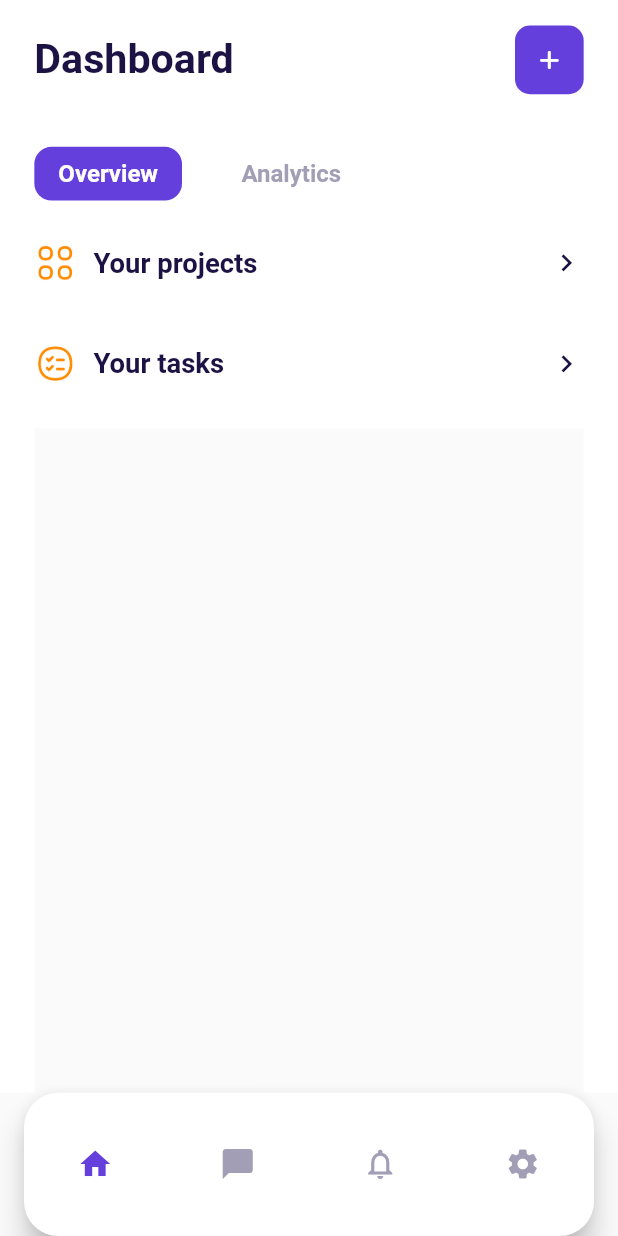
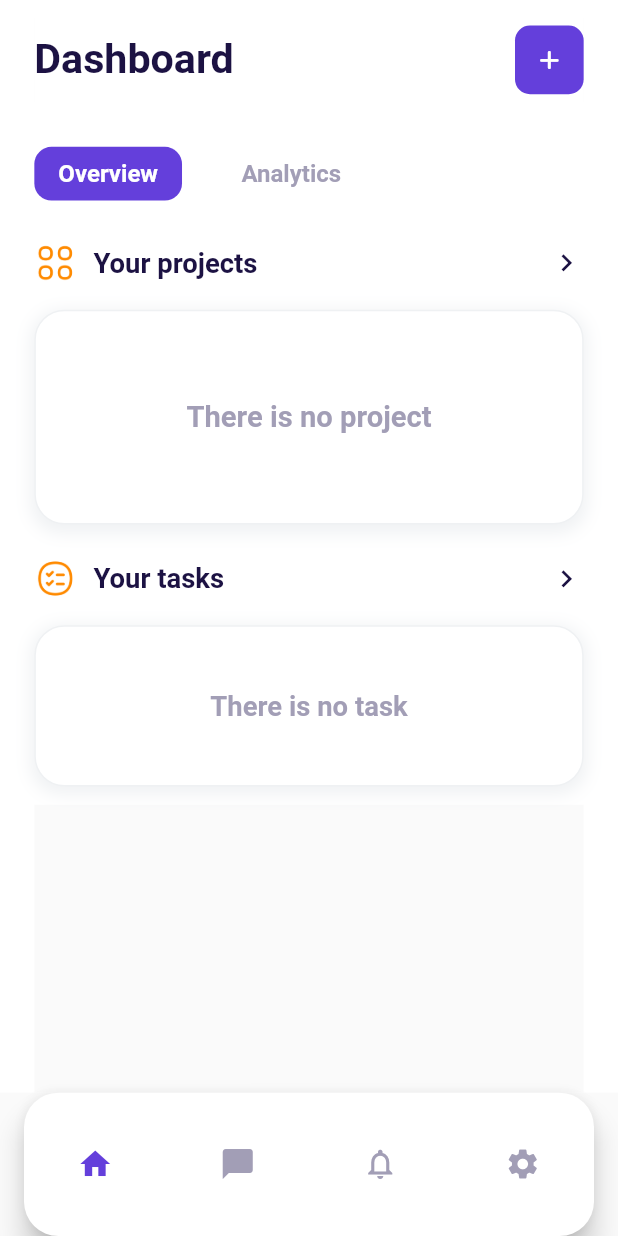
Before and after one commit to brumble9401/project_management_flutter_app, a Flutter app: the screen it shows once a user with an empty profile is signed in, on a phone screen of 412 x 824 dp. Run offline on Flutter 3.47's test engine with Material 2 defaults, Android fonts, the phone set to English and light mode, and no system bars; drawn by our look-alikes of custom_navigation_bar; our stand-ins replace bloc, cloud_firestore, dio, equatable, file_picker, firebase_auth and 10 more; missing offline and left inert: dropdown_model_list, flutter_quill; accounts and stored records are empty.

Commit message:
dashboard changing, choose workspace, show if there is no project or task

```diff
--- a/lib/views/dashboard/dashboard.dart
+++ b/lib/views/dashboard/dashboard.dart
@@ -83,7 +83,11 @@
                 ),
               ),
             ),
-            body: SingleChildScrollView(
+            body: Container(
+              decoration: const BoxDecoration(
+                color: white,
+              ),
+              child: SingleChildScrollView(
                 child: Container(
                   width: double.infinity,
                   padding: EdgeInsets.only(top: 20.h),
@@ -112,6 +116,7 @@
             ),
           ),
         ),
+      ),
     );
   }
 
@@ -131,13 +136,16 @@
               .toList();
           DropListModel workspaces = DropListModel(options);
           OptionItem optionItemSelected = OptionItem(title: "Select workspace");
-          // if (options.isNotEmpty) {
-          //   optionItemSelected = workspaceUid != ""
-          //       ? options.firstWhere((item) => item.id == workspaceUid)
-          //       : OptionItem(title: "Select workspace");
-          // } else {
-          //   optionItemSelected = OptionItem(title: "Select workspace");
-          // }
+          if (options.isNotEmpty) {
+            if (workspaceUid != "") {
+              optionItemSelected =
+                  options.firstWhere((item) => item.id == workspaceUid);
+            } else {
+              optionItemSelected = OptionItem(title: "Select workspace");
+            }
+          } else {
+            optionItemSelected = OptionItem(title: "Select workspace");
+          }
           return SelectDropList(
             itemSelected: optionItemSelected,
             dropListModel: workspaces,
--- a/lib/views/dashboard/overview.dart
+++ b/lib/views/dashboard/overview.dart
@@ -5,12 +5,14 @@
 import 'package:pma_dclv/data/models/task/task_model.dart';
 import 'package:pma_dclv/theme/theme.dart';
 import 'package:pma_dclv/views/routes/route_name.dart';
+import 'package:pma_dclv/views/widgets/card/project/no_project_card.dart';
+import 'package:pma_dclv/views/widgets/card/task/no_task_card.dart';
 import 'package:pma_dclv/views/widgets/card/project_card.dart';
-import 'package:pma_dclv/views/widgets/card/task_card.dart';
 
 import '../../data/models/project/project_model.dart';
 import '../../view-model/projects/project_cubit.dart';
 import '../../view-model/tasks/task_cubit.dart';
+import '../widgets/card/task/task_card.dart';
 
 class MyOverView extends StatefulWidget {
   const MyOverView({
@@ -59,7 +61,7 @@
                 if (projectList.isNotEmpty) {
                   return MyProjectCard(project: projectList[0]);
                 } else {
-                  return Container();
+                  return NoProjectCard();
                 }
               } else if (snapshot.hasError) {
                 return Text('Error: ${snapshot.error}');
@@ -93,7 +95,7 @@
                     return Container(
                       decoration: const BoxDecoration(
                         color: white,
-                      ),
+                      ), // Add white background color
                       child: ListView.builder(
                         shrinkWrap: true,
                         physics: const NeverScrollableScrollPhysics(),
@@ -114,7 +116,15 @@
                       ),
                     );
                   } else {
-                    return Container();
+                    // If the list is empty, display a Container with white background
+                    return Container(
+                      decoration: const BoxDecoration(
+                        color: white,
+                      ), // Add white background color
+                      child: const Center(
+                        child: NoTaskCard(),
+                      ),
+                    );
                   }
                 } else if (snapshot.hasError) {
                   return Text('Error: ${snapshot.error}');
--- a/lib/views/dashboard/projects/project.dart
+++ b/lib/views/dashboard/projects/project.dart
@@ -51,7 +51,9 @@
               title: "Projects",
               hasIconButton: true,
             ),
-            body: SingleChildScrollView(
+            body: Container(
+              decoration: const BoxDecoration(color: white),
+              child: SingleChildScrollView(
                 child: Container(
                   decoration: const BoxDecoration(
                     color: white,
@@ -76,7 +78,8 @@
                             .getProjectFromFirestore(user_uid),
                         builder: (context, snapshot) {
                           if (snapshot.hasData) {
-                          final List<ProjectModel> projectList = snapshot.data!;
+                            final List<ProjectModel> projectList =
+                                snapshot.data!;
                             if (projectList.isNotEmpty) {
                               return _page == 0
                                   ? MyAllProjects(projects: projectList)
@@ -99,6 +102,7 @@
             ),
           ),
         ),
+      ),
     );
   }
 }
--- a/lib/views/dashboard/projects/project_detail.dart
+++ b/lib/views/dashboard/projects/project_detail.dart
@@ -15,8 +15,6 @@
 import 'package:pma_dclv/views/routes/route_name.dart';
 import 'package:pma_dclv/views/widgets/bottomModalSheet/bottom_modal_sheet.dart';
 import 'package:pma_dclv/views/widgets/card/comment_card.dart';
-import 'package:pma_dclv/views/widgets/card/task_add_card.dart';
-import 'package:pma_dclv/views/widgets/card/task_card_2.dart';
 import 'package:pma_dclv/views/widgets/comment_box.dart';
 
 import '../../../data/models/comment/comment_model.dart';
@@ -27,6 +25,8 @@
 import '../../widgets/appbar/non_title_appbar.dart';
 import '../../widgets/card/file_card.dart';
 import '../../widgets/card/images_add_card.dart';
+import '../../widgets/card/task/task_add_card.dart';
+import '../../widgets/card/task/task_card_2.dart';
 
 class MyProjectDetail extends StatefulWidget {
   const MyProjectDetail({super.key, required this.project_id});
--- a/lib/views/dashboard/tasks/all_tasks.dart
+++ b/lib/views/dashboard/tasks/all_tasks.dart
@@ -2,7 +2,8 @@
 import 'package:flutter_screenutil/flutter_screenutil.dart';
 import 'package:pma_dclv/data/models/task/task_model.dart';
 import 'package:pma_dclv/views/routes/route_name.dart';
-import 'package:pma_dclv/views/widgets/card/task_card_2.dart';
+
+import '../../widgets/card/task/task_card_2.dart';
 
 class MyAllTasks extends StatefulWidget {
   const MyAllTasks({super.key, required this.tasks});
--- a/lib/views/dashboard/tasks/completed_tasks.dart
+++ b/lib/views/dashboard/tasks/completed_tasks.dart
@@ -2,7 +2,7 @@
 import 'package:flutter_screenutil/flutter_screenutil.dart';
 
 import '../../../data/models/task/task_model.dart';
-import '../../widgets/card/task_card_2.dart';
+import '../../widgets/card/task/task_card_2.dart';
 
 class MyCompletedTasks extends StatefulWidget {
   const MyCompletedTasks({super.key, required this.tasks});
--- /dev/null
+++ b/lib/views/widgets/card/project/no_project_card.dart
@@ -0,0 +1,53 @@
+import 'package:flutter/material.dart';
+import 'package:flutter_screenutil/flutter_screenutil.dart';
+
+import '../../../../theme/theme.dart';
+
+class NoProjectCard extends StatefulWidget {
+  const NoProjectCard({super.key});
+
+  @override
+  State<NoProjectCard> createState() => _NoProjectCardState();
+}
+
+class _NoProjectCardState extends State<NoProjectCard> {
+  @override
+  Widget build(BuildContext context) {
+    return Container(
+      width: double.infinity,
+      height: 120.h,
+      decoration: BoxDecoration(
+        color: white,
+        border: Border.all(color: neutral_lightgrey),
+        borderRadius: const BorderRadius.all(
+          Radius.circular(20),
+        ),
+        boxShadow: const [
+          BoxShadow(
+            color: neutral_lightgrey,
+            spreadRadius: 2,
+            blurRadius: 9,
+            offset: Offset(0, 3),
+          ),
+        ],
+      ),
+      child: Padding(
+        padding: EdgeInsets.all(25.w),
+        child: Column(
+          mainAxisAlignment: MainAxisAlignment.center,
+          crossAxisAlignment: CrossAxisAlignment.center,
+          children: [
+            Text(
+              "There is no project",
+              style: TextStyle(
+                color: neutral_grey,
+                fontSize: 17.sp,
+                fontWeight: FontWeight.bold,
+              ),
+            ),
+          ],
+        ),
+      ),
+    );
+  }
+}
--- /dev/null
+++ b/lib/views/widgets/card/task/no_task_card.dart
@@ -0,0 +1,56 @@
+import 'package:flutter/material.dart';
+import 'package:flutter_screenutil/flutter_screenutil.dart';
+
+import '../../../../theme/theme.dart';
+
+class NoTaskCard extends StatefulWidget {
+  const NoTaskCard({super.key});
+
+  @override
+  State<NoTaskCard> createState() => _NoTaskCardState();
+}
+
+class _NoTaskCardState extends State<NoTaskCard> {
+  @override
+  Widget build(BuildContext context) {
+    return Container(
+      width: double.infinity,
+      height: 90.h,
+      decoration: BoxDecoration(
+        color: white,
+        border: Border.all(color: neutral_lightgrey),
+        borderRadius: const BorderRadius.all(
+          Radius.circular(20),
+        ),
+        boxShadow: const [
+          BoxShadow(
+            color: neutral_lightgrey,
+            spreadRadius: 2,
+            blurRadius: 9,
+            offset: Offset(0, 3),
+          ),
+        ],
+      ),
+      child: Padding(
+        padding: EdgeInsets.all(25.w),
+        child: Column(
+          mainAxisAlignment: MainAxisAlignment.center,
+          crossAxisAlignment: CrossAxisAlignment.center,
+          children: [
+            SizedBox(
+              child: Text(
+                "There is no task",
+                style: TextStyle(
+                  fontSize: 16.sp,
+                  overflow: TextOverflow.ellipsis,
+                  fontWeight: FontWeight.bold,
+                  color: neutral_grey,
+                ),
+              ),
+            ),
+          ],
+        ),
+      ),
+    );
+  }
+}
--- a/lib/views/widgets/card/task_card.dart
+++ b/lib/views/widgets/card/task/task_card.dart
@@ -3,7 +3,7 @@
 import 'package:intl/intl.dart';
 import 'package:pma_dclv/data/models/task/task_model.dart';
 
-import '../../../theme/theme.dart';
+import '../../../../theme/theme.dart';
 
 class MyTaskCard extends StatefulWidget {
   const MyTaskCard({super.key, this.onPressed, this.task});
--- a/lib/views/widgets/card/task_card_2.dart
+++ b/lib/views/widgets/card/task/task_card_2.dart
@@ -2,8 +2,8 @@
 import 'package:flutter_screenutil/flutter_screenutil.dart';
 import 'package:intl/intl.dart';
 
-import '../../../data/models/task/task_model.dart';
-import '../../../theme/theme.dart';
+import '../../../../data/models/task/task_model.dart';
+import '../../../../theme/theme.dart';
 
 class MyTaskCard2 extends StatefulWidget {
   const MyTaskCard2({super.key, required this.task, this.onPressed});
```
Also changed, not shown: lib/views/widgets/card/task/task_add_card.dart (renamed from lib/views/widgets/card/task_add_card.dart). Lines whose indentation alone changed are shown as unchanged.
